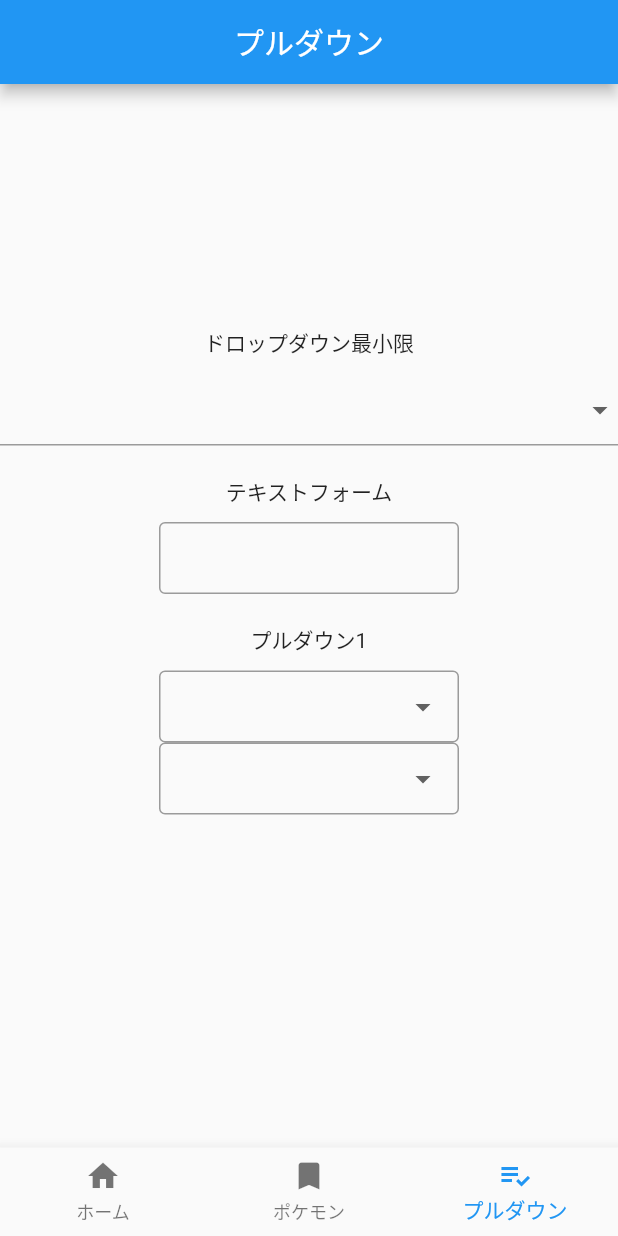
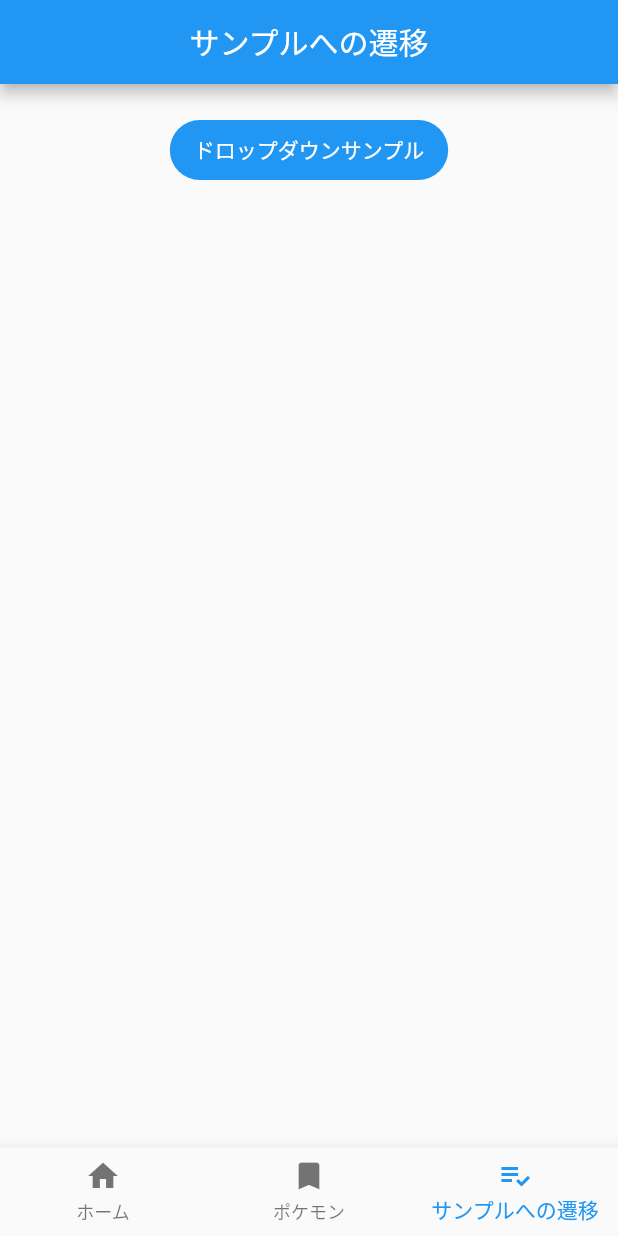
Before and after one commit to beeeyan/flutter_app_sample, a Flutter app: the screen it shows after launch, item 3 of the bottom bar chosen, on a phone screen of 412 x 824 dp. Run offline on Flutter 3.47's test engine with Material 2 defaults, Android fonts, the light colour scheme and no system bars; drawn by our look-alikes of google_mobile_ads; our stand-ins replace connectivity_plus, dio, flutter_hooks, freezed_annotation, gap, go_router and 2 more; network calls fail.

Commit message:
サンプル用に遷移を変更

```diff
--- a/lib/enum/bottom_bar_page_type.dart
+++ b/lib/enum/bottom_bar_page_type.dart
@@ -1,9 +1,9 @@
 import 'package:flutter/material.dart';
-import 'package:flutter_app_sample/feature/drop_down/presentation/drop_down_page.dart';
 import 'package:hooks_riverpod/hooks_riverpod.dart';
 
 import '../feature/pokemon/presentation/pokemon_view.dart';
 import '../my_home.dart';
+import '../sample_list.dart';
 
 final bottomBarPageTypeProvider =
     StateProvider<BottomBarPageType>((ref) => BottomBarPageType.home);
@@ -21,9 +21,9 @@ enum BottomBarPageType {
     PokemonViewPage(),
   ),
   thirdPage(
-    'プルダウン',
+    'サンプルへの遷移',
     Icon(Icons.playlist_add_check),
-    DropdownPage(),
+    SampleListPage(),
   );
 
   const BottomBarPageType(
--- a/lib/feature/drop_down/presentation/drop_down_page.dart
+++ b/lib/feature/drop_down/presentation/drop_down_page.dart
@@ -7,6 +7,8 @@ import '../../../util/dropdown_item.dart';
 
 class DropdownPage extends StatelessWidget {
   const DropdownPage({super.key});
+
+  static const path = 'dropdown';
 
   @override
   Widget build(BuildContext context) {
--- a/lib/main.dart
+++ b/lib/main.dart
@@ -1,6 +1,8 @@
 import 'package:flutter/material.dart';
 import 'package:flutter_app_sample/root.dart';
 import 'package:hooks_riverpod/hooks_riverpod.dart';
+
+import 'util/go_router.dart';
 
 void main() async {
   WidgetsFlutterBinding.ensureInitialized();
@@ -17,12 +19,16 @@ class MyApp extends ConsumerWidget {
 
   @override
   Widget build(BuildContext context, WidgetRef ref) {
-    return MaterialApp(
+    return MaterialApp.router(
       title: 'Flutter Demo',
       theme: ThemeData(
         primarySwatch: Colors.blue,
       ),
-      home: const RootPage(),
+          routeInformationParser:
+              ref.watch(goRouteProvider).routeInformationParser,
+          routeInformationProvider:
+              ref.watch(goRouteProvider).routeInformationProvider,
+          routerDelegate: ref.watch(goRouteProvider).routerDelegate,
     );
   }
 }
--- a/lib/root.dart
+++ b/lib/root.dart
@@ -5,6 +5,8 @@ import 'package:hooks_riverpod/hooks_riverpod.dart';
 
 class RootPage extends ConsumerWidget {
   const RootPage({super.key});
+
+  static const path = '/';
 
   @override
   Widget build(BuildContext context, WidgetRef ref) {
--- /dev/null
+++ b/lib/sample_list.dart
@@ -0,0 +1,25 @@
+import 'package:flutter/material.dart';
+import 'package:flutter_app_sample/feature/drop_down/presentation/drop_down_page.dart';
+import 'package:gap/gap.dart';
+import 'package:go_router/go_router.dart';
+
+class SampleListPage extends StatelessWidget {
+  const SampleListPage({super.key});
+
+  @override
+  Widget build(BuildContext context) {
+    return Scaffold(
+      body: Center(
+        child: Column(
+          children: [
+            const Gap(20),
+            FilledButton(
+              onPressed: () => context.go('/${DropdownPage.path}'),
+              child: const Text('ドロップダウンサンプル'),
+            )
+          ],
+        ),
+      ),
+    );
+  }
+}
--- /dev/null
+++ b/lib/util/go_router.dart
@@ -0,0 +1,24 @@
+import 'package:go_router/go_router.dart';
+import 'package:hooks_riverpod/hooks_riverpod.dart';
+
+import '../feature/drop_down/presentation/drop_down_page.dart';
+import '../root.dart';
+
+final goRouteProvider = Provider<GoRouter>((ref) {
+  return GoRouter(
+    routes: [
+      GoRoute(
+        path: RootPage.path,
+        builder: (context, state) => const RootPage(),
+        routes: [
+          GoRoute(
+            path: DropdownPage.path,
+            builder: (context, state) => const DropdownPage(),
+          ),
+        ],
+      ),
+    ],
+  );
+}
+
+);
--- a/pubspec.yaml
+++ b/pubspec.yaml
@@ -39,6 +39,7 @@ dependencies:
   freezed_annotation: ^2.1.0
   gap: ^3.0.1
   google_mobile_ads: ^3.0.0
+  go_router: ^12.1.3
   hooks_riverpod: ^2.3.6
   logger: ^1.1.0
   package_info_plus: ^4.0.1
```
Also changed, not shown: pubspec.lock.
